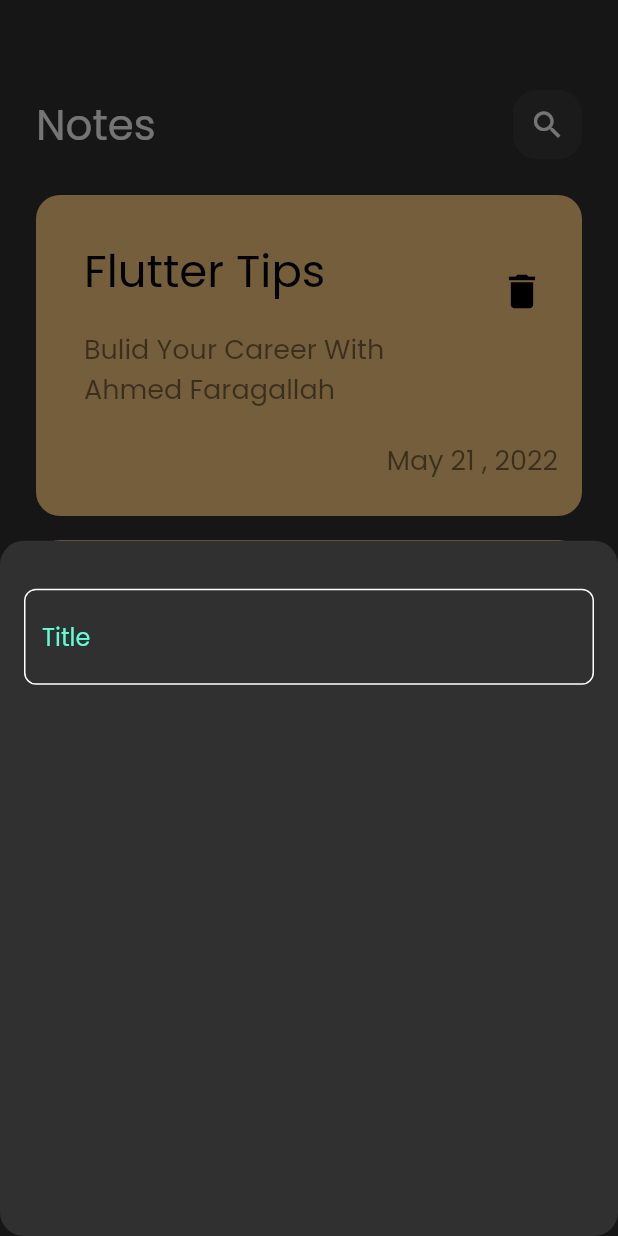
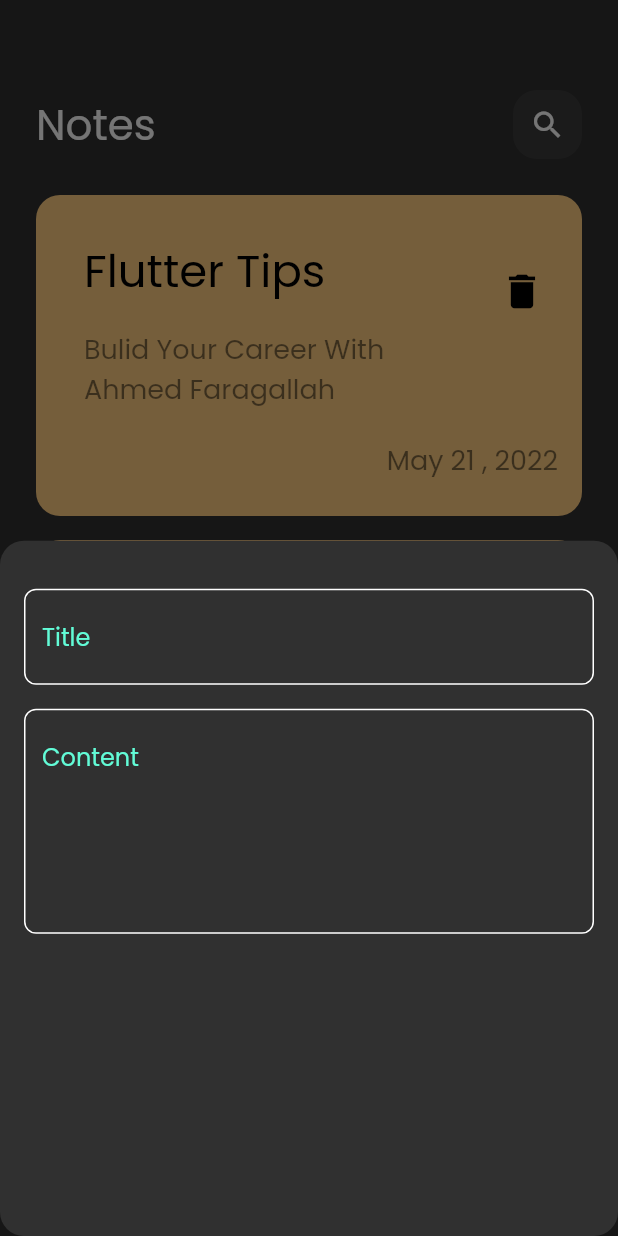
Before and after one commit to AhmedFaragallah/notes_app, a Flutter app: the screen it shows after launch, after a tap on the "add" icon, on a phone screen of 412 x 824 dp. Run offline on Flutter 3.47's test engine with Material 2 defaults, Android fonts, the phone set to English and light mode, and no system bars.

Commit message:
add fields to notes bottom sheet

```diff
--- a/lib/views/widgets/add_note_bottom_sheet.dart
+++ b/lib/views/widgets/add_note_bottom_sheet.dart
@@ -13,7 +13,16 @@ class AddNoteBottomSheet extends StatelessWidget {
           SizedBox(
             height: 32,
           ),
-          CustomTextFiled(),
+          CustomTextFiled(
+            hint: 'Title',
+          ),
+          SizedBox(
+            height: 16,
+          ),
+          CustomTextFiled(
+            hint: 'Content',
+            maxLine: 5,
+          ),
         ],
       ),
     );
--- a/lib/views/widgets/custom_text_filed.dart
+++ b/lib/views/widgets/custom_text_filed.dart
@@ -2,14 +2,16 @@ import 'package:flutter/material.dart';
 import 'package:note_app/constants.dart';
 
 class CustomTextFiled extends StatelessWidget {
-  const CustomTextFiled({super.key});
-
+  const CustomTextFiled({super.key, required this.hint, this.maxLine = 1});
+  final String hint;
+  final int maxLine;
   @override
   Widget build(BuildContext context) {
     return TextField(
+      maxLines: maxLine,
       cursorColor: kPriamryColor,
       decoration: InputDecoration(
-        hintText: 'Title',
+        hintText: hint,
         hintStyle: const TextStyle(color: kPriamryColor),
         border: bulidBorder(),
         enabledBorder: bulidBorder(),
```
